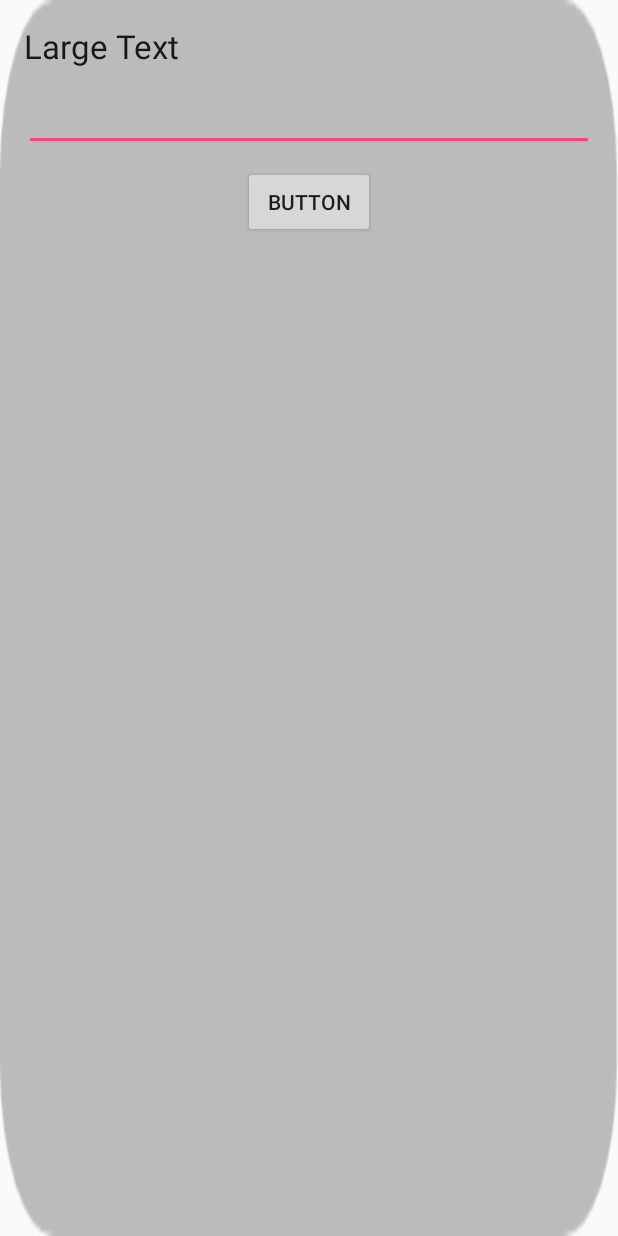
After one commit to learb118/Demo1, an Android app: the layout imagedialog.xml on its own in the app's theme, with its tools: preview values and no code run, on a phone screen of 412 x 824 dp. The commit adds this screen. Run offline under Robolectric (Android 15) with nearby library versions, the phone set to English and light mode, and no system bars.

Commit message:
Demo4: Pop windows

```diff
--- /dev/null
+++ b/app/src/main/java/com/nd/android/demo1/ImageDiaologFragment.java
@@ -0,0 +1,59 @@
+package com.nd.android.demo1;
+
+import android.app.Dialog;
+import android.app.DialogFragment;
+import android.content.DialogInterface;
+import android.graphics.Color;
+import android.graphics.drawable.ColorDrawable;
+import android.graphics.drawable.Drawable;
+import android.os.Bundle;
+import android.support.annotation.Nullable;
+import android.support.v4.app.FragmentManager;
+import android.support.v7.app.AlertDialog;
+import android.view.LayoutInflater;
+import android.view.View;
+import android.view.ViewGroup;
+import android.view.Window;
+import android.view.WindowManager;
+import android.widget.Toast;
+
+/**
+ * Created by Administrator on 2018/12/25.
+ */
+
+public class ImageDiaologFragment extends DialogFragment  {
+//    implements DialogInterface.OnClickListener
+//    private static final String TAG = "CustomDialogFragment";
+//    @Override
+//    public Dialog onCreateDialog(Bundle savedInstanceState) {
+//        AlertDialog.Builder builder =
+//                new AlertDialog.Builder(getActivity())
+//                        .setTitle("标题")
+//                        .setMessage("消息")
+//                        .setPositiveButton("确定", this)
+//                        .setNegativeButton("取消", this)
+//                        .setCancelable(false);
+//                        // 这里不能调用show方法
+//        return builder.create();
+//    }
+//    @Override
+//    public void onClick(DialogInterface dialog, int which) {
+//        switch (which) {
+//            case DialogInterface.BUTTON_NEGATIVE:
+//                Toast.makeText(getActivity(), "取消", Toast.LENGTH_SHORT).show();
+//                break;
+//            case DialogInterface.BUTTON_POSITIVE:
+//                Toast.makeText(getActivity(), "确定", Toast.LENGTH_SHORT).show();
+//                break;
+//            default:
+//                break;
+//        }
+//    }
+    @Nullable
+    @Override
+    public View onCreateView(LayoutInflater inflater, @Nullable ViewGroup container, @Nullable Bundle savedInstanceState) {
+        getDialog().requestWindowFeature(Window.FEATURE_NO_TITLE);
+        getDialog().getWindow().setBackgroundDrawable(new ColorDrawable(Color.TRANSPARENT));//设置背景透明
+        return inflater.inflate(R.layout.imagedialog, container, false);
+    }
+}
--- a/app/src/main/java/com/nd/android/demo1/MainActivity.java
+++ b/app/src/main/java/com/nd/android/demo1/MainActivity.java
@@ -31,9 +31,10 @@ public class MainActivity extends AppCompatActivity {
         btn1.setOnClickListener(new View.OnClickListener() {
             @Override
             public void onClick(View view) {
+                new ImageDiaologFragment().show(getFragmentManager(),"custom");
                 findViewById(R.id.ll_title).getBackground().setAlpha(127);//设置背景半透明
-                Toast toast=Toast.makeText(MainActivity.this,"点击事件",Toast.LENGTH_LONG);
-                toast.show();
+//                Toast toast=Toast.makeText(MainActivity.this,"点击事件",Toast.LENGTH_LONG);
+//                toast.show();
             }
         });
     }
--- /dev/null
+++ b/app/src/main/res/layout/imagedialog.xml
@@ -0,0 +1,35 @@
+<?xml version="1.0" encoding="utf-8"?>
+<android.support.constraint.ConstraintLayout
+    xmlns:android="http://schemas.android.com/apk/res/android"
+    android:background="@drawable/casting_placeholder"
+    android:layout_width="match_parent"
+    android:layout_height="match_parent">
+    <LinearLayout
+        xmlns:android="http://schemas.android.com/apk/res/android"
+        android:layout_width="match_parent"
+        android:layout_height="match_parent"
+        android:orientation="vertical"
+        android:padding="16dp">
+        <TextView
+            android:id="@+id/textView1"
+            android:layout_width="200dp"
+            android:layout_height="wrap_content"
+            android:text="Large Text"
+            android:textAppearance="?android:attr/textAppearanceLarge"/>
+        <EditText
+            android:id="@+id/editText1"
+            android:layout_width="match_parent"
+            android:layout_height="wrap_content"
+            android:layout_marginTop="10dp"
+            android:ems="10">
+            <requestFocus/>
+        </EditText>
+        <Button
+            android:id="@+id/button1"
+            android:layout_width="wrap_content"
+            android:layout_height="wrap_content"
+            android:layout_gravity="center_horizontal"
+            android:layout_marginTop="10dp"
+            android:text="Button"/>
+    </LinearLayout>
+</android.support.constraint.ConstraintLayout>
```
Also changed, not shown: app/src/main/res/drawable/casting_placeholder.png (added).
